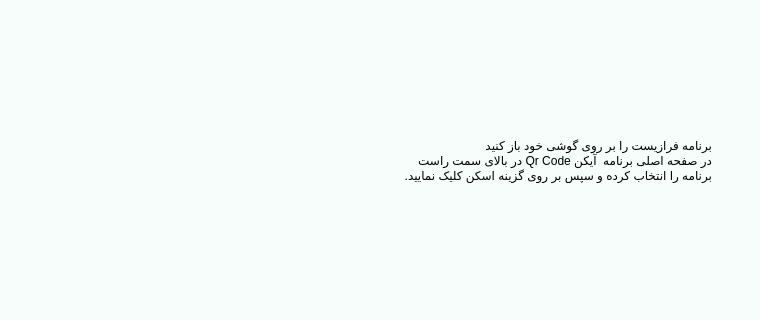
Above: main.ui from Farazist/raspberrypi-app before the change; both pictures show x 240 to 1000 and y 164 to 484 of the 1000 by 600 pixel window. Below: the same form after it.
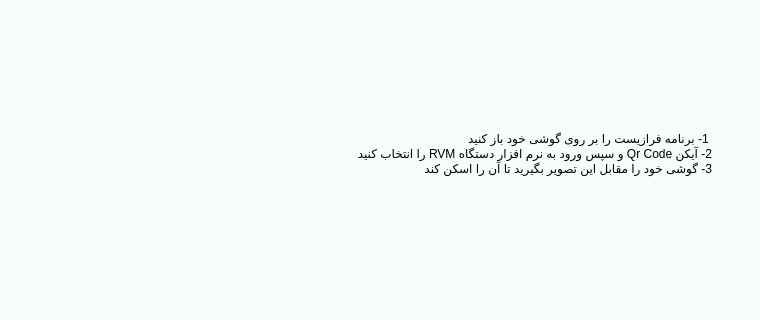
That is the form after the change. The open tabs and pages were chosen to show the change. Icons and pictures are not drawn.

What changed in the file:
```diff
--- a/main.ui
+++ b/main.ui
@@ -2153,12 +2153,13 @@
 color:#000000;</string>
             </property>
             <property name="text">
-             <string>برنامه فرازیست را بر روی گوشی خود باز کنید
-در صفحه اصلی برنامه  آیکن Qr Code در بالای سمت راست
-برنامه را انتخاب کرده و سپس بر روی گزینه اسکن کلیک نمایید.</string>
+             <string> 1- برنامه فرازیست را بر روی گوشی خود باز کنید
+2- آیکن Qr Code و سپس ورود به نرم افزار دستگاه RVM را انتخاب کنید
+3- گوشی خود را مقابل این تصویر بگیرید تا آن را اسکن کند
+</string>
             </property>
             <property name="wordWrap">
-             <bool>false</bool>
+             <bool>true</bool>
             </property>
            </widget>
           </item>
```
Left out of the diff: 4 changed lines with no effect on the pictures.
